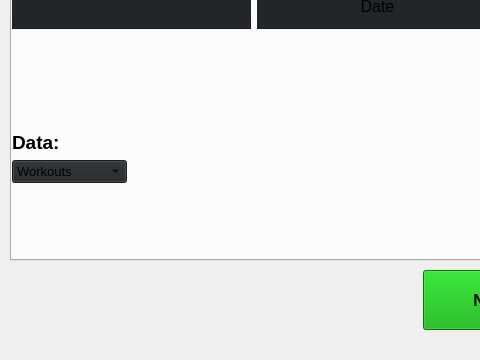
First picture: the form in resources/mainwindow.ui, repository CGodiksen/exercise-bike-logger, before the edit; both pictures show x 0 to 480 and y 330 to 690 of the 1250 by 690 pixel window.
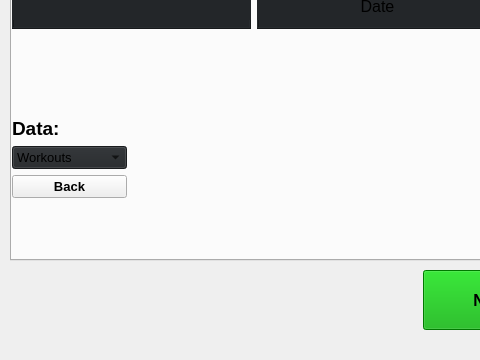
Second picture: the form after the edit. Custom widgets are drawn as their Qt base class.

Commit message: Added a simple back button used to go back a single step in the interactive graph.

```diff
--- a/resources/mainwindow.ui
+++ b/resources/mainwindow.ui
@@ -2486,6 +2486,23 @@
              </item>
             </widget>
            </item>
+           <item>
+            <widget class="QPushButton" name="backButton">
+             <property name="font">
+              <font>
+               <pointsize>10</pointsize>
+               <weight>75</weight>
+               <bold>true</bold>
+              </font>
+             </property>
+             <property name="styleSheet">
+              <string notr="true"/>
+             </property>
+             <property name="text">
+              <string>Back</string>
+             </property>
+            </widget>
+           </item>
            <item>
             <spacer name="verticalSpacer_3">
              <property name="orientation">
```
The commit also changes 1 other file.
